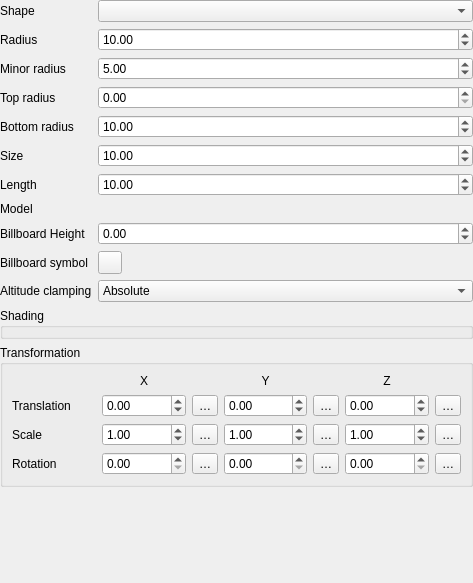
Old version of the form src/ui/3d/point3dsymbolwidget.ui in the repository qgis/QGIS.
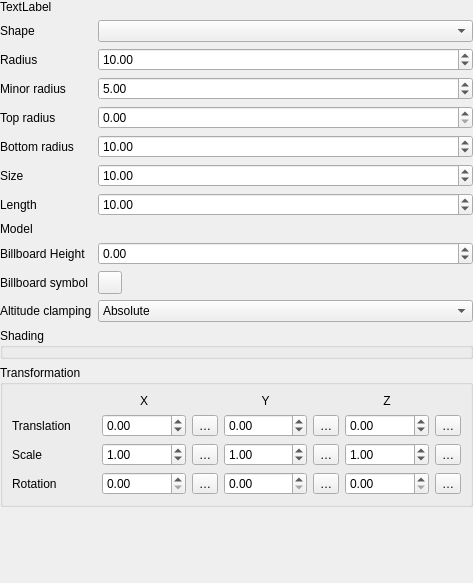
New version of the form. Custom widgets are drawn as their Qt base class.

Commit message: Show explanatory label for elevation handling

Patch:
```diff
--- a/src/ui/3d/point3dsymbolwidget.ui
+++ b/src/ui/3d/point3dsymbolwidget.ui
@@ -31,7 +31,153 @@
      <property name="verticalSpacing">
       <number>6</number>
      </property>
+     <item row="1" column="0">
+      <widget class="QLabel" name="label">
+       <property name="text">
+        <string>Shape</string>
+       </property>
+      </widget>
+     </item>
+     <item row="7" column="0">
+      <widget class="QLabel" name="labelLength">
+       <property name="text">
+        <string>Length</string>
+       </property>
+      </widget>
+     </item>
+     <item row="8" column="0">
+      <widget class="QLabel" name="labelModel">
+       <property name="text">
+        <string>Model</string>
+       </property>
+      </widget>
+     </item>
+     <item row="9" column="1">
+      <widget class="QgsDoubleSpinBox" name="spinBillboardHeight">
+       <property name="minimum">
+        <double>-99999.000000000000000</double>
+       </property>
+       <property name="maximum">
+        <double>99999.000000000000000</double>
+       </property>
+      </widget>
+     </item>
+     <item row="10" column="0">
+      <widget class="QLabel" name="labelBillboardSymbol">
+       <property name="text">
+        <string>Billboard symbol</string>
+       </property>
+      </widget>
+     </item>
      <item row="5" column="1">
+      <widget class="QgsDoubleSpinBox" name="spinBottomRadius">
+       <property name="maximum">
+        <double>99999.000000000000000</double>
+       </property>
+       <property name="value">
+        <double>10.000000000000000</double>
+       </property>
+      </widget>
+     </item>
+     <item row="8" column="1">
+      <layout class="QHBoxLayout" name="horizontalLayout">
+       <item>
+        <widget class="Qgs3DModelSourceLineEdit" name="lineEditModel" native="true"/>
+       </item>
+      </layout>
+     </item>
+     <item row="11" column="0">
+      <widget class="QLabel" name="labelAltClamping">
+       <property name="text">
+        <string>Altitude clamping</string>
+       </property>
+      </widget>
+     </item>
+     <item row="4" column="1">
+      <widget class="QgsDoubleSpinBox" name="spinTopRadius">
+       <property name="maximum">
+        <double>99999.000000000000000</double>
+       </property>
+      </widget>
+     </item>
+     <item row="6" column="0">
+      <widget class="QLabel" name="labelSize">
+       <property name="text">
+        <string>Size</string>
+       </property>
+      </widget>
+     </item>
+     <item row="9" column="0">
+      <widget class="QLabel" name="labelBillboardHeight">
+       <property name="text">
+        <string>Billboard Height</string>
+       </property>
+      </widget>
+     </item>
+     <item row="2" column="1">
+      <widget class="QgsDoubleSpinBox" name="spinRadius">
+       <property name="maximum">
+        <double>99999.000000000000000</double>
+       </property>
+       <property name="value">
+        <double>10.000000000000000</double>
+       </property>
+      </widget>
+     </item>
+     <item row="5" column="0">
+      <widget class="QLabel" name="labelBottomRadius">
+       <property name="text">
+        <string>Bottom radius</string>
+       </property>
+      </widget>
+     </item>
+     <item row="7" column="1">
+      <widget class="QgsDoubleSpinBox" name="spinLength">
+       <property name="maximum">
+        <double>99999.000000000000000</double>
+       </property>
+       <property name="value">
+        <double>10.000000000000000</double>
+       </property>
+      </widget>
+     </item>
+     <item row="4" column="0">
+      <widget class="QLabel" name="labelTopRadius">
+       <property name="text">
+        <string>Top radius</string>
+       </property>
+      </widget>
+     </item>
+     <item row="1" column="1">
+      <widget class="QComboBox" name="cboShape"/>
+     </item>
+     <item row="11" column="1">
+      <widget class="QComboBox" name="cboAltClamping">
+       <item>
+        <property name="text">
+         <string>Absolute</string>
+        </property>
+       </item>
+       <item>
+        <property name="text">
+         <string>Relative</string>
+        </property>
+       </item>
+       <item>
+        <property name="text">
+         <string>Terrain</string>
+        </property>
+       </item>
+      </widget>
+     </item>
+     <item row="2" column="0">
+      <widget class="QLabel" name="labelRadius">
+       <property name="text">
+        <string>Radius</string>
+       </property>
+      </widget>
+     </item>
+     <item row="6" column="1">
       <widget class="QgsDoubleSpinBox" name="spinSize">
        <property name="maximum">
         <double>99999.000000000000000</double>
@@ -41,7 +187,24 @@
        </property>
       </widget>
      </item>
-     <item row="9" column="1">
+     <item row="3" column="0">
+      <widget class="QLabel" name="labelMinorRadius">
+       <property name="text">
+        <string>Minor radius</string>
+       </property>
+      </widget>
+     </item>
+     <item row="3" column="1">
+      <widget class="QgsDoubleSpinBox" name="spinMinorRadius">
+       <property name="maximum">
+        <double>99999.000000000000000</double>
+       </property>
+       <property name="value">
+        <double>5.000000000000000</double>
+       </property>
+      </widget>
+     </item>
+     <item row="10" column="1">
       <layout class="QHBoxLayout" name="horizontalLayout_2">
        <item>
         <widget class="QgsSymbolButton" name="btnChangeSymbol">
@@ -71,166 +234,13 @@
        </item>
       </layout>
      </item>
-     <item row="10" column="0">
-      <widget class="QLabel" name="labelAltClamping">
+     <item row="0" column="0" colspan="2">
+      <widget class="QLabel" name="mLabelElevationDescription">
        <property name="text">
-        <string>Altitude clamping</string>
+        <string>TextLabel</string>
        </property>
-      </widget>
-     </item>
-     <item row="1" column="0">
-      <widget class="QLabel" name="labelRadius">
-       <property name="text">
-        <string>Radius</string>
-       </property>
-      </widget>
-     </item>
-     <item row="4" column="1">
-      <widget class="QgsDoubleSpinBox" name="spinBottomRadius">
-       <property name="maximum">
-        <double>99999.000000000000000</double>
-       </property>
-       <property name="value">
-        <double>10.000000000000000</double>
-       </property>
-      </widget>
-     </item>
-     <item row="7" column="1">
-      <layout class="QHBoxLayout" name="horizontalLayout">
-       <item>
-        <widget class="Qgs3DModelSourceLineEdit" name="lineEditModel" native="true"/>
-       </item>
-      </layout>
-     </item>
-     <item row="9" column="0">
-      <widget class="QLabel" name="labelBillboardSymbol">
-       <property name="text">
-        <string>Billboard symbol</string>
-       </property>
-      </widget>
-     </item>
-     <item row="8" column="0">
-      <widget class="QLabel" name="labelBillboardHeight">
-       <property name="text">
-        <string>Billboard Height</string>
-       </property>
-      </widget>
-     </item>
-     <item row="6" column="1">
-      <widget class="QgsDoubleSpinBox" name="spinLength">
-       <property name="maximum">
-        <double>99999.000000000000000</double>
-       </property>
-       <property name="value">
-        <double>10.000000000000000</double>
-       </property>
-      </widget>
-     </item>
-     <item row="0" column="1">
-      <widget class="QComboBox" name="cboShape"/>
-     </item>
-     <item row="8" column="1">
-      <widget class="QgsDoubleSpinBox" name="spinBillboardHeight">
-       <property name="minimum">
-        <double>-99999.000000000000000</double>
-       </property>
-       <property name="maximum">
-        <double>99999.000000000000000</double>
-       </property>
-      </widget>
-     </item>
-     <item row="4" column="0">
-      <widget class="QLabel" name="labelBottomRadius">
-       <property name="text">
-        <string>Bottom radius</string>
-       </property>
-      </widget>
-     </item>
-     <item row="2" column="1">
-      <widget class="QgsDoubleSpinBox" name="spinMinorRadius">
-       <property name="maximum">
-        <double>99999.000000000000000</double>
-       </property>
-       <property name="value">
-        <double>5.000000000000000</double>
-       </property>
-      </widget>
-     </item>
-     <item row="7" column="0">
-      <widget class="QLabel" name="labelModel">
-       <property name="text">
-        <string>Model</string>
-       </property>
-      </widget>
-     </item>
-     <item row="6" column="0">
-      <widget class="QLabel" name="labelLength">
-       <property name="text">
-        <string>Length</string>
-       </property>
-      </widget>
-     </item>
-     <item row="2" column="0">
-      <widget class="QLabel" name="labelMinorRadius">
-       <property name="text">
-        <string>Minor radius</string>
-       </property>
-      </widget>
-     </item>
-     <item row="3" column="0">
-      <widget class="QLabel" name="labelTopRadius">
-       <property name="text">
-        <string>Top radius</string>
-       </property>
-      </widget>
-     </item>
-     <item row="1" column="1">
-      <widget class="QgsDoubleSpinBox" name="spinRadius">
-       <property name="maximum">
-        <double>99999.000000000000000</double>
-       </property>
-       <property name="value">
-        <double>10.000000000000000</double>
-       </property>
-      </widget>
-     </item>
-     <item row="10" column="1">
-      <widget class="QComboBox" name="cboAltClamping">
-       <item>
-        <property name="text">
-         <string>Absolute</string>
-        </property>
-       </item>
-       <item>
-        <property name="text">
-         <string>Relative</string>
-        </property>
-       </item>
-       <item>
-        <property name="text">
-         <string>Terrain</string>
-        </property>
-       </item>
-      </widget>
-     </item>
-     <item row="3" column="1">
-      <widget class="QgsDoubleSpinBox" name="spinTopRadius">
-       <property name="maximum">
-        <double>99999.000000000000000</double>
-       </property>
-      </widget>
-     </item>
-     <item row="5" column="0">
-      <widget class="QLabel" name="labelSize">
-       <property name="text">
-        <string>Size</string>
-       </property>
-      </widget>
-     </item>
-     <item row="0" column="0">
-      <widget class="QLabel" name="label">
-       <property name="text">
-        <string>Shape</string>
+       <property name="wordWrap">
+        <bool>true</bool>
        </property>
       </widget>
      </item>
@@ -496,10 +506,14 @@
  </widget>
  <customwidgets>
   <customwidget>
-   <class>QgsCollapsibleGroupBox</class>
-   <extends>QGroupBox</extends>
-   <header>qgscollapsiblegroupbox.h</header>
-   <container>1</container>
+   <class>QgsPropertyOverrideButton</class>
+   <extends>QToolButton</extends>
+   <header>qgspropertyoverridebutton.h</header>
+  </customwidget>
+  <customwidget>
+   <class>QgsSymbolButton</class>
+   <extends>QToolButton</extends>
+   <header>qgssymbolbutton.h</header>
   </customwidget>
   <customwidget>
    <class>QgsDoubleSpinBox</class>
@@ -507,9 +521,10 @@
    <header>qgsdoublespinbox.h</header>
   </customwidget>
   <customwidget>
-   <class>QgsPropertyOverrideButton</class>
-   <extends>QToolButton</extends>
-   <header>qgspropertyoverridebutton.h</header>
+   <class>QgsCollapsibleGroupBox</class>
+   <extends>QGroupBox</extends>
+   <header>qgscollapsiblegroupbox.h</header>
+   <container>1</container>
   </customwidget>
   <customwidget>
    <class>QgsMaterialWidget</class>
@@ -523,11 +538,6 @@
    <header>qgs3dmodelsourcelineedit.h</header>
    <container>1</container>
   </customwidget>
-  <customwidget>
-   <class>QgsSymbolButton</class>
-   <extends>QToolButton</extends>
-   <header>qgssymbolbutton.h</header>
-  </customwidget>
  </customwidgets>
  <tabstops>
   <tabstop>cboShape</tabstop>
```
The commit also changes 4 other files.
